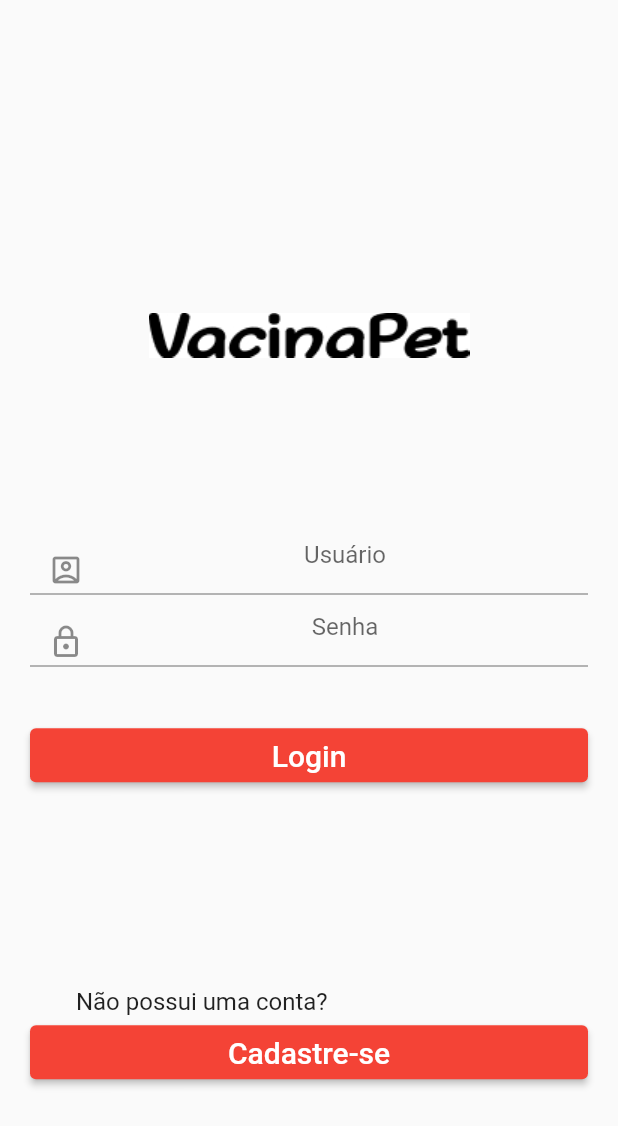
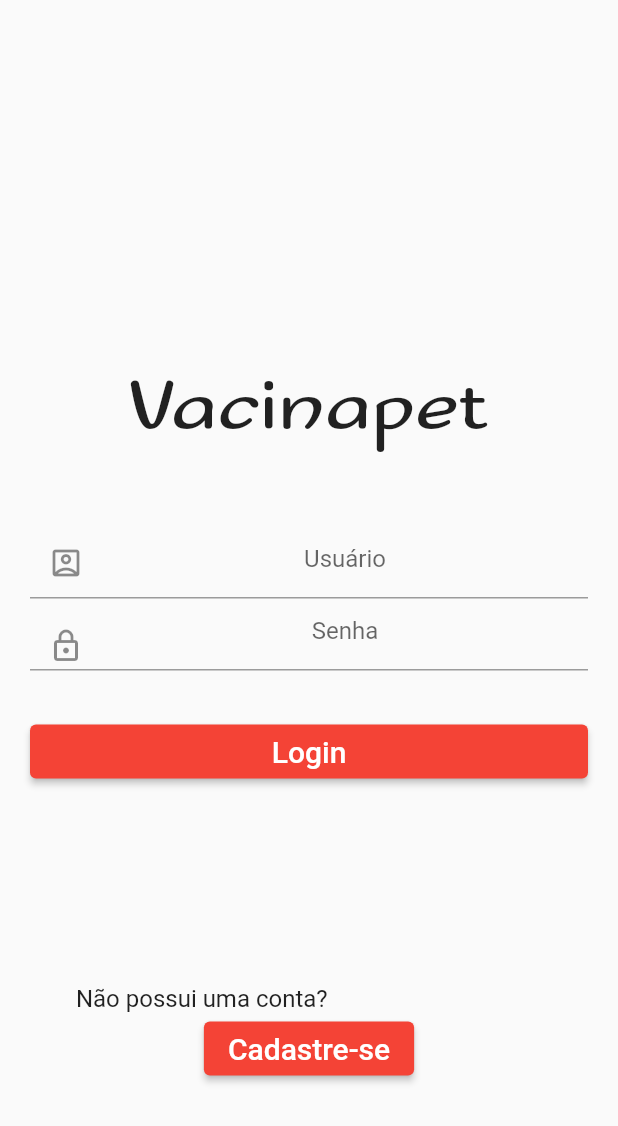
Before and after one commit to thejppablo/vacinaPet, a Flutter app: the screen it shows after launch, on a phone screen of 412 x 824 dp. Shown: the top 1126 px of the screen. Run offline on Flutter 3.47's test engine with Material 2 defaults, Android fonts, the phone set to English and light mode, and no system bars; our stand-ins replace shared_preferences.

Commit message:
nova commit

```diff
--- a/lib/telas/login_page.dart
+++ b/lib/telas/login_page.dart
@@ -28,19 +28,22 @@ class _LoginPageState extends State<LoginPage> {
         child: SingleChildScrollView(
           padding: EdgeInsets.symmetric(horizontal: 20),
           child: Column(
-            crossAxisAlignment: CrossAxisAlignment.stretch,
+            //crossAxisAlignment: CrossAxisAlignment.stretch,
             children: [
+              /*
               Container(
                 width: 100,
                 height: 250,
                 child: Image.asset('assets/images/VacinaPet.jpg'),
               ),
+              */
+              Text("Vacinapet", style: TextStyle(fontFamily: 'Sofadi One',fontSize: 50,height: 5),),
               TextFormField(
                 textAlign: TextAlign.center,
                 decoration: InputDecoration(
                   hintText: 'Usuário',
                   prefixIcon: Padding(
-                    padding: EdgeInsets.only(top:15),
+                    padding: EdgeInsets.only(top: 0),
                     child: Icon(
                       Icons.account_box_outlined,
                     ),
@@ -60,10 +63,8 @@ class _LoginPageState extends State<LoginPage> {
                 decoration: InputDecoration(
                   hintText: 'Senha',
                   prefixIcon: Padding(
-                    padding: EdgeInsets.only(top:15),
-                    child: Icon(
-                      Icons.lock_outlined
-                    ),
+                    padding: EdgeInsets.only(top: 15),
+                    child: Icon(Icons.lock_outlined),
                   ),
                 ),
                 controller: _passwordController,
@@ -77,28 +78,27 @@ class _LoginPageState extends State<LoginPage> {
                   return null;
                 },
               ),
-
               SizedBox(
                 height: 30.0,
                 width: 30.0,
               ),
-              Container(
-                height: 5,
-              ),
+
               ElevatedButton(
                 style: ButtonStyle(
-                  backgroundColor:MaterialStateProperty.resolveWith((states) => Colors.red),
+                  backgroundColor:
+                      MaterialStateProperty.resolveWith((states) => Colors.red),
                 ),
                 onPressed: () async {
-
                   FocusScopeNode currentFocus = FocusScope.of(context);
                   if (_formkey.currentState!.validate()) {
                     bool validResponse = await login();
+
                     ///o foco nesse caso seria o teclado do celular aberto
                     if (!currentFocus.hasPrimaryFocus) {
                       ///se ele tem o foco atual ele é desfocado e o teclado sera fechado
                       currentFocus.unfocus();
                     }
+
                     ///se a função login retornar true essa pagina é apagada e o app troca para a HomePage
                     if (validResponse) {
                       Navigator.pushReplacement(
@@ -113,64 +113,44 @@ class _LoginPageState extends State<LoginPage> {
                     }
                   }
                 },
-
-                child: Text("Login",
-                  style: TextStyle(
-                      fontSize: 20
+                child: Center(
+                  child: Text(
+                    "Login",
+                    style: TextStyle(fontSize: 20),
                   ),
-              ),),
-
-
+                ),
+              ),
               Container(
                 height: 150,
                 child: Align(
-                  alignment: Alignment(-0.70,1.00),
-                child: Text('Não possui uma conta?',
+                    alignment: Alignment(-0.70, 1.00),
+                    child: Text(
+                      'Não possui uma conta?',
                       style: TextStyle(
                         fontSize: 16,
                       ),
                     )),
               ),
 
-                 /* style: TextButton.styleFrom(
-                      primary: Colors.black54
-                  ),
-
-                  onPressed: (){
+              ElevatedButton(
+                style: ButtonStyle(
+                    backgroundColor: MaterialStateProperty.resolveWith(
+                        (states) => Colors.red)),
+                onPressed: () {
+                  Navigator.push(context,
+                      MaterialPageRoute(builder: (context) => CadastroPage()));
                 },
-                  child: Text("Não possui uma conta?"),
-
-
-              ),*/
-
-              ElevatedButton(
-
-
-                style: ButtonStyle(
-                    backgroundColor:MaterialStateProperty.resolveWith((states) => Colors. red)
-                ),
-                  onPressed: (){
-
-
-                  Navigator.push(context,
-                  MaterialPageRoute(builder: (context) => CadastroPage())
-                    );
-                  },
-                child: Text("Cadastre-se",
-                style: TextStyle(
-                  fontSize: 20
-                  ),
+                child: Text(
+                  "Cadastre-se",
+                  style: TextStyle(fontSize: 20),
                 ),
               ),
             ],
           ),
         ),
       ),
-    )
-  );
+    ));
   }
-
-
 
   final snackBar = SnackBar(
     content: Text(
@@ -192,8 +172,9 @@ class _LoginPageState extends State<LoginPage> {
     );
     if (response.statusCode == 200 || response.statusCode == 201) {
       ///salva o token localmente pelo shared_preferences o primeiro arg é a key e o segundo é o valor salvo
-      await sharedPreferences.setString('token', 'Token ${jsonDecode(response.body)['token']}');
-      //print(jsonDecode(response.body)['token']);
+      await sharedPreferences.setString(
+          'token', 'Token ${jsonDecode(response.body)['token']}');
+      print(jsonDecode(response.body));
       //print("Resposta: ${response.statusCode}");
       return true;
     } else {
```
Also changed, not shown: lib/telas/home_page.dart (+17 -10 lines), pubspec.yaml (+7 -7 lines), assets/fonts/SofadiOne-Regular.ttf (added), 1 other file. Lines whose indentation alone changed are shown as unchanged.
